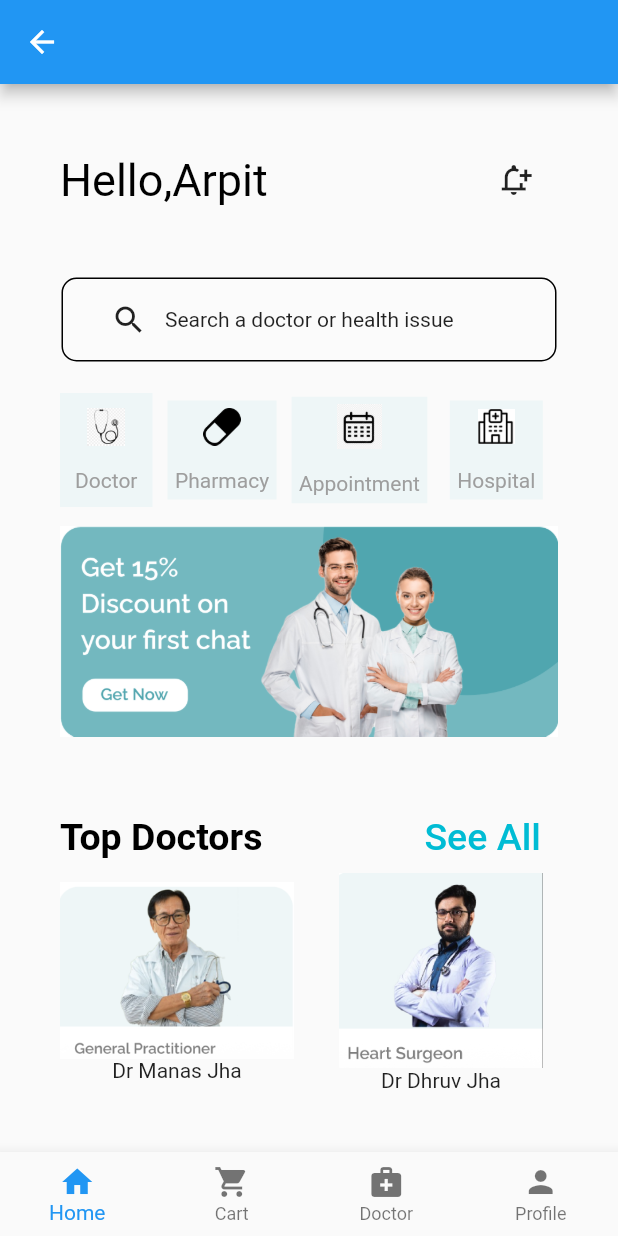
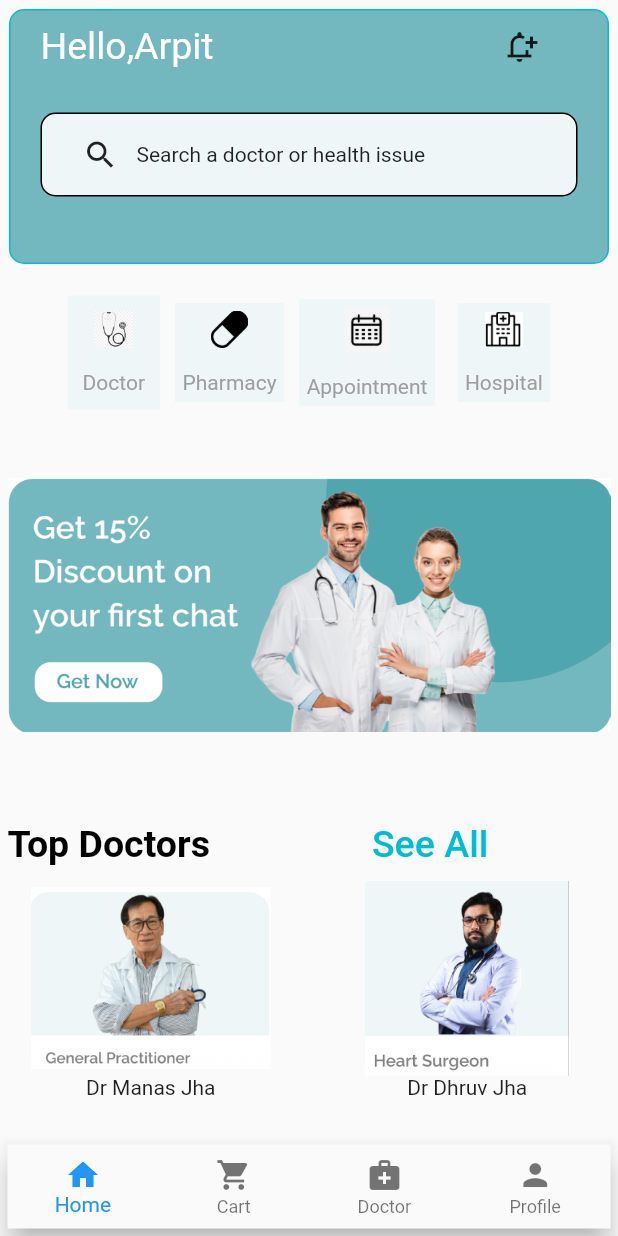
Before and after one commit to iamadi1718/iamadi, a Flutter app: the third screen opened directly, on a phone screen of 412 x 824 dp. Run offline on Flutter 3.47's test engine with Material 2 defaults, Android fonts, the phone set to English and light mode, and no system bars.

Commit message:
Update arpit.dart
just change

```diff
--- a/lib/arpit.dart
+++ b/lib/arpit.dart
@@ -14,39 +14,50 @@ class thirdState extends State<third> {
   @override
   Widget build(BuildContext context) {
     return Scaffold(
-      appBar: AppBar(
 
-      ),
       body: Padding(
-        padding: EdgeInsets.all(40.0),
-
-        child: Column(
-          children: <Widget>[
+        padding: EdgeInsets.all(5.0),
 
 
+         child:Column(
+          children:[
+            Container(
 
+              decoration: BoxDecoration(
+                color: Color(0xFF73B8BF),
+                  border: Border.all(color: Colors.cyan),
+                  borderRadius: BorderRadius.circular(10)),
+              // height: 70,
+              margin: const EdgeInsets.all(1),
+            width:500.0,
+            height: 170.0,
+            child:Column(
+              children:[
               Row(
+
               children:[
+                SizedBox(width:20.0),
                 Text(
                   'Hello,Arpit',
                   style: TextStyle(
-                    fontSize: 30.0,
-                    color: Colors.black,
+                    fontSize: 25.0,
+                    color: Colors.white,
                   ),
                 ),
-                SizedBox(width:140.0),
+                SizedBox(width:180.0),
                 IconButton(onPressed: (){}, icon: Icon(Icons.notification_add_outlined)),
               ],
             ),
-            SizedBox(height: 40.0),
+
+
             Container(
               decoration: BoxDecoration(
                   border: Border.all(color: Colors.black),
-                  color: Colors.white24,
+                  color: Color(0xffEEF6F7),
                   borderRadius: BorderRadius.circular(10)),
               // height: 70,
-              margin: const EdgeInsets.all(1),
-              padding: EdgeInsets.fromLTRB(20.0, 3.0, 20.0, 3.0),
+              margin: const EdgeInsets.all(20),
+              padding: EdgeInsets.fromLTRB(15.0, 3.0, 20.0, 3.0),
               child:Row(
                 children: [
                   IconButton(onPressed: (){}, icon: Icon(Icons.search)),
@@ -56,11 +67,15 @@ class thirdState extends State<third> {
 
               ),
             ),
+              ],
+            ),
+            ),
+
 
 
             SizedBox(height: 20.0),
             Row(
-              mainAxisAlignment: MainAxisAlignment.start,
+              mainAxisAlignment: MainAxisAlignment.center,
               children: [
                 Container(
 
@@ -189,7 +204,7 @@ class thirdState extends State<third> {
             ),
 
 
-            SizedBox(height: 30.0),
+            SizedBox(height: 5.0),
             Row(
               children:[
                 Text(
@@ -229,7 +244,10 @@ class thirdState extends State<third> {
                 Expanded(
                   child: Column(
                     children: <Widget>[
-                      Image.asset('lib/manas.png'),
+                      Image.asset('lib/manas.png',
+                      height:130.0,
+                      width:160.0,
+                      ),
                       Text('Dr Manas Jha'),
                     ],
                   ),
@@ -251,12 +269,9 @@ class thirdState extends State<third> {
                 ),
               ],
             ),
+            SizedBox(height:30.0),
 
-          ],
-
-        ),
-      ),
-      bottomNavigationBar: BottomNavigationBar(
+            BottomNavigationBar(
 
 
               type: BottomNavigationBarType.fixed, // Use this to make all icons visible
@@ -279,6 +294,13 @@ class thirdState extends State<third> {
                 ),
               ],
             ),
+
+
+    ],
+    ),
+    ),
     );
+
+
   }
 }
```
Lines whose indentation alone changed are shown as unchanged.
